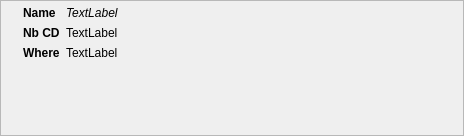
laurentb/weboob, file weboob/applications/qcineoob/ui/minisubtitle.ui: the form before one commit.
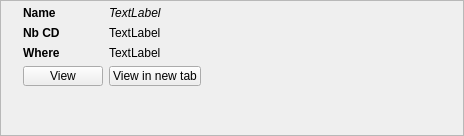
The form after the commit.

Commit message: [qcineoob] add 'view' and 'view in new tab' buttons for all search results

What changed in the file:
```diff
--- a/weboob/applications/qcineoob/ui/minisubtitle.ui
+++ b/weboob/applications/qcineoob/ui/minisubtitle.ui
@@ -123,6 +123,32 @@
        </property>
       </widget>
      </item>
+     <item row="3" column="1">
+      <widget class="QPushButton" name="newTabButton">
+       <property name="maximumSize">
+        <size>
+         <width>16777215</width>
+         <height>20</height>
+        </size>
+       </property>
+       <property name="text">
+        <string>View in new tab</string>
+       </property>
+      </widget>
+     </item>
+     <item row="3" column="0">
+      <widget class="QPushButton" name="viewButton">
+       <property name="maximumSize">
+        <size>
+         <width>16777215</width>
+         <height>20</height>
+        </size>
+       </property>
+       <property name="text">
+        <string>View</string>
+       </property>
+      </widget>
+     </item>
     </layout>
    </item>
   </layout>
```
The commit also changes 7 other files.
